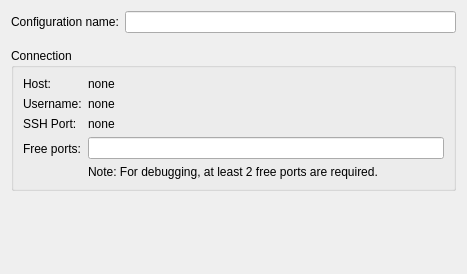
Old version of the form src/plugins/mer/merhardwaredevicewizardsetuppage.ui in the repository msgpo/sailfish-qtcreator.
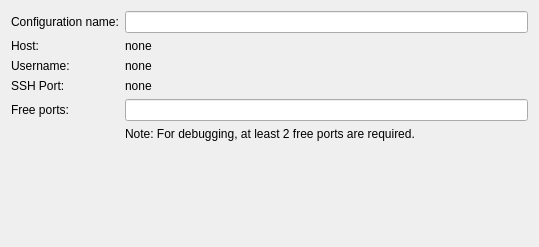
New version of the form.

Commit message: Mer: Flatten HW device wizard setup page

```diff
--- a/src/plugins/mer/merhardwaredevicewizardsetuppage.ui
+++ b/src/plugins/mer/merhardwaredevicewizardsetuppage.ui
@@ -6,8 +6,8 @@
    <rect>
     <x>0</x>
     <y>0</y>
-    <width>467</width>
-    <height>274</height>
+    <width>539</width>
+    <height>247</height>
    </rect>
   </property>
   <property name="sizePolicy">
@@ -19,22 +19,7 @@
   <property name="windowTitle">
    <string>WizardPage</string>
   </property>
-  <layout class="QVBoxLayout" name="verticalLayout">
-   <item>
-    <widget class="QWidget" name="widget" native="true">
-     <layout class="QFormLayout" name="formLayout_3">
-      <property name="fieldGrowthPolicy">
-       <enum>QFormLayout::AllNonFixedFieldsGrow</enum>
-      </property>
-      <property name="leftMargin">
-       <number>0</number>
-      </property>
-      <property name="topMargin">
-       <number>0</number>
-      </property>
-      <property name="rightMargin">
-       <number>0</number>
-      </property>
+  <layout class="QFormLayout" name="formLayout">
       <item row="0" column="0">
        <widget class="QLabel" name="nameLabel">
         <property name="text">
@@ -48,26 +33,14 @@
       <item row="0" column="1">
        <widget class="QLineEdit" name="configLineEdit"/>
       </item>
-     </layout>
-    </widget>
-   </item>
-   <item>
-    <widget class="QGroupBox" name="groupBox">
-     <property name="title">
-      <string>Connection</string>
-     </property>
-     <layout class="QFormLayout" name="formLayout">
-      <property name="fieldGrowthPolicy">
-       <enum>QFormLayout::AllNonFixedFieldsGrow</enum>
-      </property>
-      <item row="0" column="0">
+   <item row="1" column="0">
        <widget class="QLabel" name="hostLabel">
         <property name="text">
          <string>Host:</string>
         </property>
        </widget>
       </item>
-      <item row="0" column="1">
+   <item row="1" column="1">
        <widget class="QLabel" name="hostLabelEdit">
         <property name="text">
          <string>none</string>
@@ -77,14 +50,14 @@
         </property>
        </widget>
       </item>
-      <item row="1" column="0">
+   <item row="2" column="0">
        <widget class="QLabel" name="userNameLabel">
         <property name="text">
          <string>Username:</string>
         </property>
        </widget>
       </item>
-      <item row="1" column="1">
+   <item row="2" column="1">
        <widget class="QLabel" name="usernameLabelEdit">
         <property name="text">
          <string>none</string>
@@ -94,14 +67,14 @@
         </property>
        </widget>
       </item>
-      <item row="2" column="0">
+   <item row="3" column="0">
        <widget class="QLabel" name="sshPortLabel">
         <property name="text">
          <string>SSH Port:</string>
         </property>
        </widget>
       </item>
-      <item row="2" column="1">
+   <item row="3" column="1">
        <widget class="QLabel" name="sshPortLabelEdit">
         <property name="text">
          <string>none</string>
@@ -111,7 +84,7 @@
         </property>
        </widget>
       </item>
-      <item row="3" column="0">
+   <item row="4" column="0">
        <widget class="QLabel" name="freePortsLabel">
         <property name="text">
          <string>Free ports:</string>
@@ -121,15 +94,13 @@
         </property>
        </widget>
       </item>
-      <item row="3" column="1">
-       <layout class="QVBoxLayout" name="verticalLayout_3">
-        <item>
+   <item row="4" column="1">
          <widget class="QLineEdit" name="freePortsLineEdit"/>
         </item>
-        <item>
+   <item row="5" column="1">
          <widget class="QLabel" name="freePortsDebuggerMessageLabel">
           <property name="sizePolicy">
-           <sizepolicy hsizetype="Minimum" vsizetype="Preferred">
+      <sizepolicy hsizetype="Minimum" vsizetype="Maximum">
             <horstretch>0</horstretch>
             <verstretch>0</verstretch>
            </sizepolicy>
@@ -139,12 +110,7 @@
           </property>
          </widget>
         </item>
-       </layout>
-      </item>
-     </layout>
-    </widget>
-   </item>
-   <item>
+   <item row="6" column="1">
     <spacer name="verticalSpacer">
      <property name="orientation">
       <enum>Qt::Vertical</enum>
```
Left out of the diff: 4 changed lines with no effect on the pictures. Lines whose indentation alone changed are shown as unchanged.
